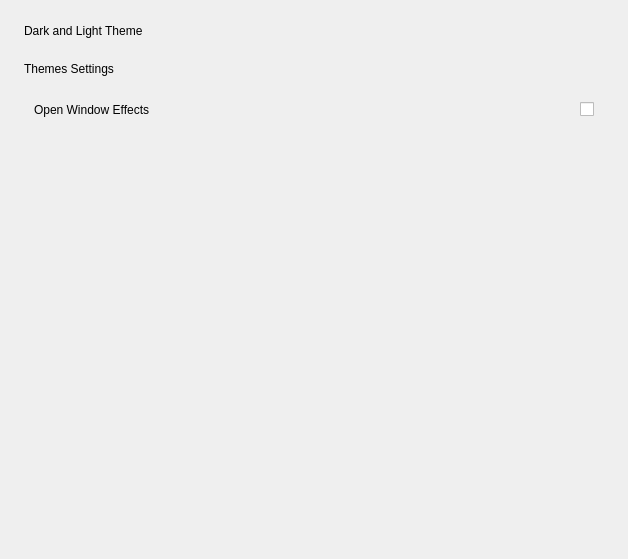
Above: plugins/appearance/src/pages/theme/themes.ui from openeuler-mirror/kiran-control-panel before the change. Below: the same form after it.
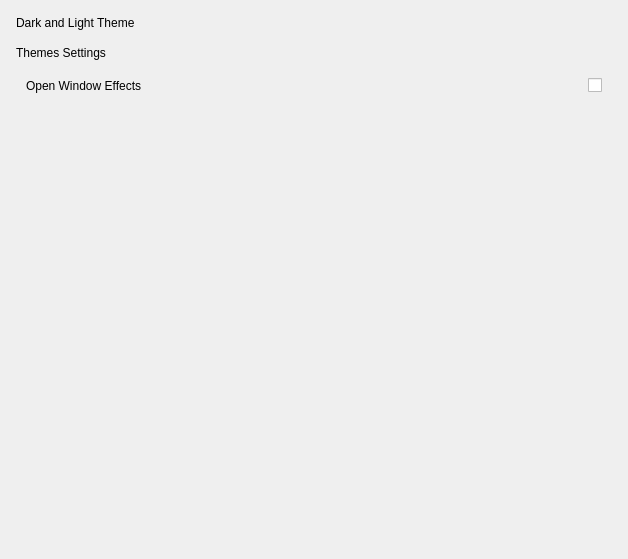
That is the form after the change. Custom widgets are drawn as their Qt base class.

What changed in the file:
```diff
--- a/plugins/appearance/src/pages/theme/themes.ui
+++ b/plugins/appearance/src/pages/theme/themes.ui
@@ -18,13 +18,13 @@
     <number>24</number>
    </property>
    <property name="leftMargin">
-    <number>24</number>
+    <number>16</number>
    </property>
    <property name="topMargin">
-    <number>24</number>
+    <number>16</number>
    </property>
    <property name="rightMargin">
-    <number>24</number>
+    <number>16</number>
    </property>
    <property name="bottomMargin">
     <number>40</number>
@@ -37,7 +37,7 @@
      <widget class="QWidget" name="page_theme">
       <layout class="QVBoxLayout" name="verticalLayout_2">
        <property name="spacing">
-        <number>24</number>
+        <number>16</number>
        </property>
        <property name="leftMargin">
         <number>0</number>
```
Left out of the diff: 2 changed lines with no effect on the pictures.
